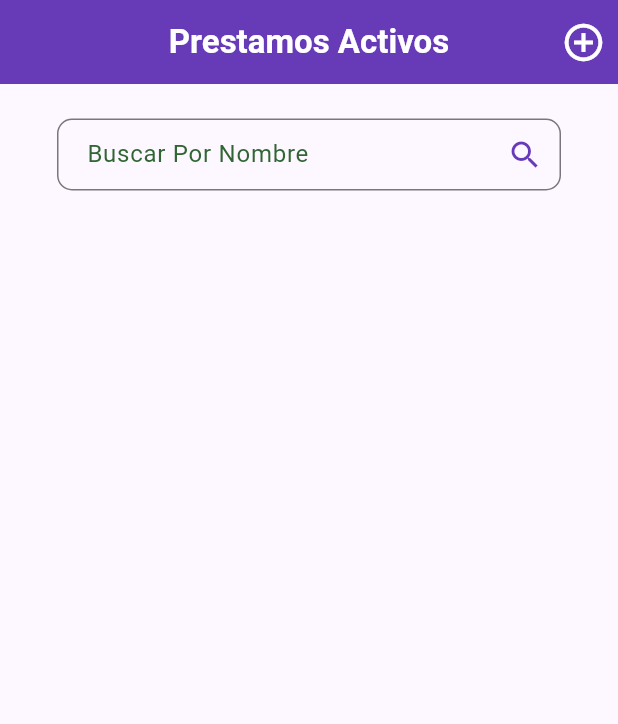
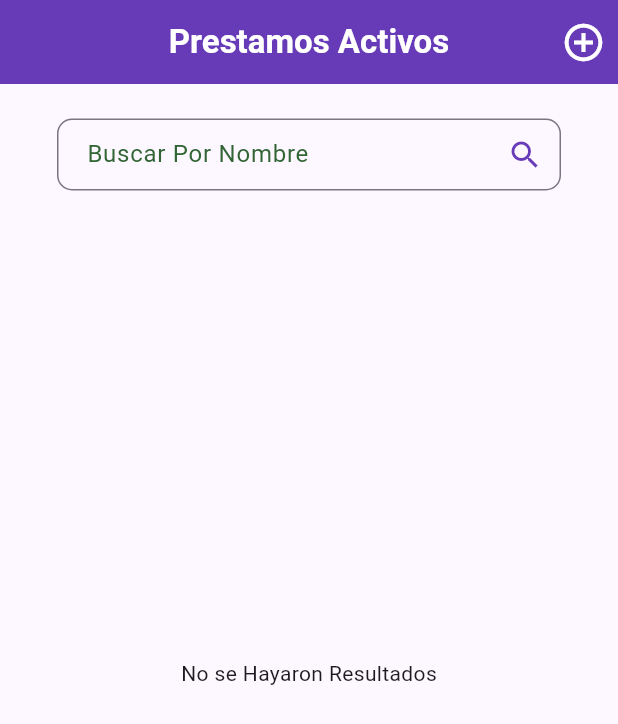
Before and after one commit to dairo1992/prestamo, a Flutter app: the PrestamosScreen screen opened by its route, on a phone screen of 412 x 824 dp. Shown: the top 724 px of the screen. Run offline on Flutter 3.47's test engine with Material 3 defaults, Android fonts, the phone set to English and light mode, and no system bars; our stand-ins replace animate_do, calendar_date_picker2, dio, flutter_riverpod, flutter_secure_storage, go_router and 1 more; accounts and stored records are empty; network calls fail.

Commit message:
buscar por nombre

```diff
--- a/lib/screens/prestamos.dart
+++ b/lib/screens/prestamos.dart
@@ -1,16 +1,27 @@
 import 'package:flutter/material.dart';
 import 'package:flutter_riverpod/flutter_riverpod.dart';
+import 'package:intl/intl.dart';
 import 'package:prestamo/providers/prestamos_providers.dart';
 import 'package:prestamo/widgets/customInput.dart';
 
-class PrestamosScreen extends ConsumerWidget {
+class PrestamosScreen extends ConsumerStatefulWidget {
   const PrestamosScreen({super.key});
 
   @override
-  Widget build(BuildContext context, ref) {
+  ConsumerState createState() => _PrestamosScreenState();
+}
+
+class _PrestamosScreenState extends ConsumerState<PrestamosScreen> {
+  final nombrebuscar = TextEditingController();
+  NumberFormat currencyFormat = NumberFormat.decimalPattern('es_CO');
+  Widget build(BuildContext context) {
     final listadoprestamos = ref.watch(prestamosProvider);
     final size = MediaQuery.of(context).size;
-    final nombrebuscar = TextEditingController();
+    //  NumberFormat currencyFormat = NumberFormat.simpleCurrency(
+    //   locale: 'es_CO',
+    //   name: '\$', // Símbolo de moneda al principio
+    //   decimalDigits: 0, // Sin decimales
+    // );
     return Scaffold(
       appBar: AppBar(
         foregroundColor: Colors.white,
@@ -31,12 +42,16 @@ class PrestamosScreen extends ConsumerWidget {
           )
         ],
       ),
-      body: Column(
+      body: SingleChildScrollView(
+        child: Column(
           children: [
             const SizedBox(height: 15),
             Padding(
               padding: const EdgeInsets.symmetric(horizontal: 30),
               child: InputText(
+                  onChanged: (text) {
+                    setState(() {});
+                  },
                   label: 'Buscar Por Nombre',
                   controller: nombrebuscar,
                   suffixIcon: const Icon(
@@ -50,10 +65,19 @@ class PrestamosScreen extends ConsumerWidget {
               width: size.width * 0.95,
               child: listadoprestamos.when(
                 data: (data) {
-                return ListView.builder(
-                    itemCount: data.length,
+                  final searchTerm = nombrebuscar.text.toLowerCase();
+                  List<dynamic> datosdellistado = data
+                      .where((pre) => pre.nombre
+                          .toLowerCase()
+                          .contains(searchTerm.toLowerCase()))
+                      .toList();
+
+                  return datosdellistado.isNotEmpty
+                      ? ListView.builder(
+                          itemCount: datosdellistado.length,
                           itemBuilder: (BuildContext context, int index) {
-                      final cuotapagar = data[index].monto / data[index].cuotas;
+                            final cuotapagar = datosdellistado[index].monto /
+                                datosdellistado[index].cuotas;
                             return GestureDetector(
                               onTap: () {},
                               child: Padding(
@@ -68,7 +92,8 @@ class PrestamosScreen extends ConsumerWidget {
                                   child: Padding(
                                     padding: EdgeInsets.all(8.0),
                                     child: Row(
-                                crossAxisAlignment: CrossAxisAlignment.center,
+                                      crossAxisAlignment:
+                                          CrossAxisAlignment.center,
                                       children: [
                                         Icon(
                                           Icons.monetization_on,
@@ -79,7 +104,7 @@ class PrestamosScreen extends ConsumerWidget {
                                         Column(
                                           children: [
                                             Text(
-                                        data[index].nombre,
+                                              datosdellistado[index].nombre,
                                               style: TextStyle(
                                                   fontSize: 18,
                                                   fontWeight: FontWeight.bold,
@@ -87,7 +112,7 @@ class PrestamosScreen extends ConsumerWidget {
                                             ),
                                             SizedBox(height: 10),
                                             Text(
-                                          '${data[index].fechaProximoPago} - \$${cuotapagar.toInt()}',
+                                                '${datosdellistado[index].fechaProximoPago} - \$${currencyFormat.format(cuotapagar.toInt())}',
                                                 style: TextStyle(
                                                     fontSize: 18,
                                                     fontWeight: FontWeight.bold,
@@ -100,7 +125,10 @@ class PrestamosScreen extends ConsumerWidget {
                                 ),
                               ),
                             );
-                    });
+                          })
+                      : Center(
+                          child: Text('No se Hayaron Resultados'),
+                        );
                 },
                 error: (error, stackTrace) => Center(child: Text("$error")),
                 loading: () => Center(
@@ -111,6 +139,7 @@ class PrestamosScreen extends ConsumerWidget {
             ),
           ],
         ),
+      ),
     );
   }
 }
```
Lines whose indentation alone changed are shown as unchanged.
